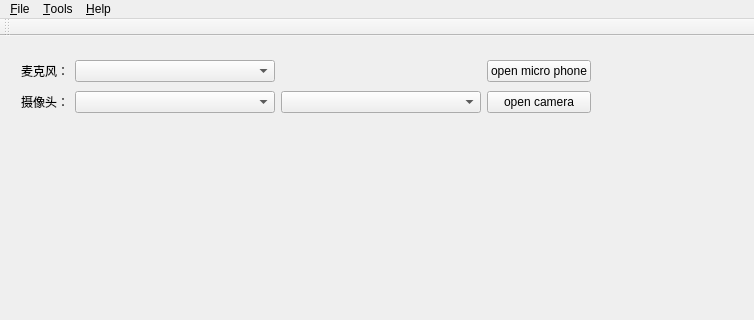
The window that trunk/src/MainWindow.ui (wenjiegit/Bull-Record-Everything) describes before a commit, drawn with Qt 5; both pictures show x 0 to 754 and y 0 to 320 of the 1113 by 733 pixel window.
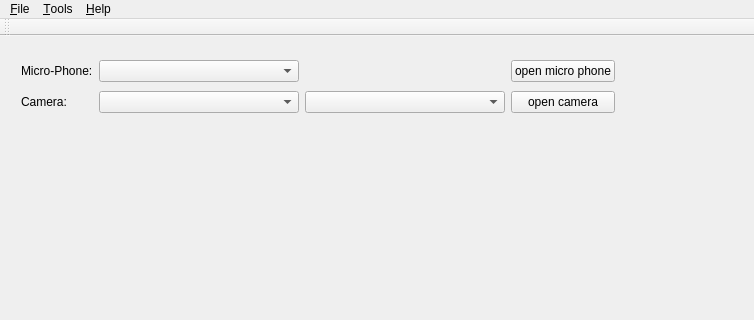
The same window after the commit.

```diff
--- a/trunk/src/MainWindow.ui
+++ b/trunk/src/MainWindow.ui
@@ -53,7 +53,7 @@
      <item row="1" column="0">
       <widget class="QLabel" name="label_2">
        <property name="text">
-        <string>摄像头：</string>
+        <string>Camera:</string>
        </property>
       </widget>
      </item>
@@ -77,7 +77,7 @@
      <item row="0" column="0">
       <widget class="QLabel" name="label">
        <property name="text">
-        <string>麦克风：</string>
+        <string>Micro-Phone:</string>
        </property>
       </widget>
      </item>
```
